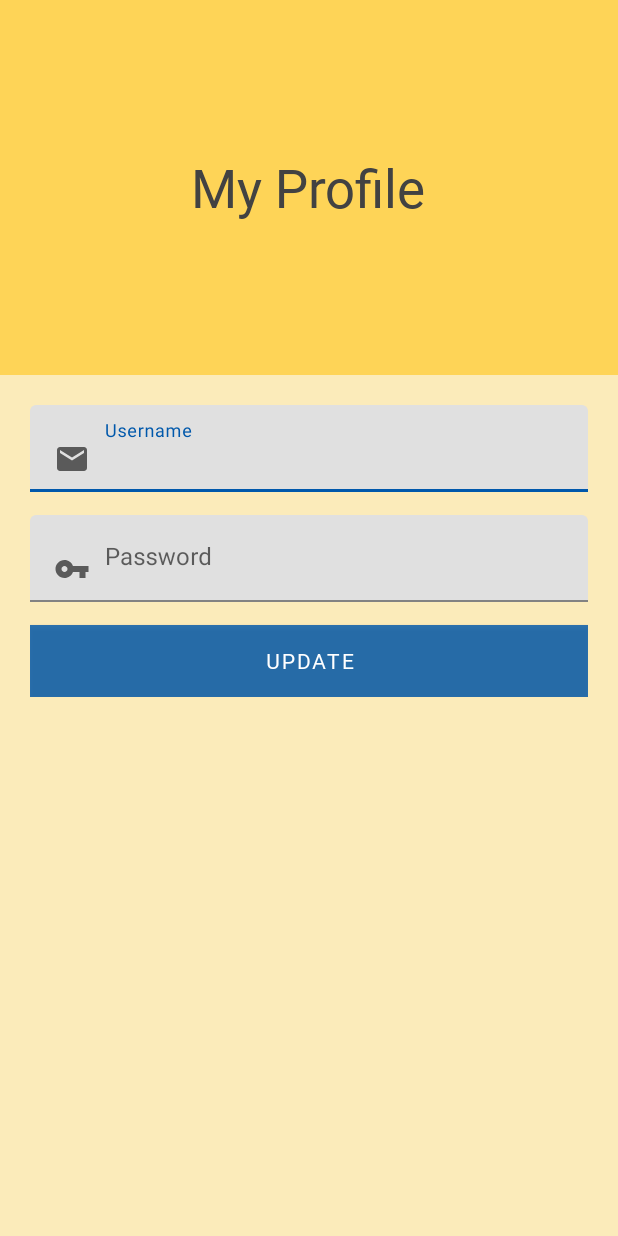
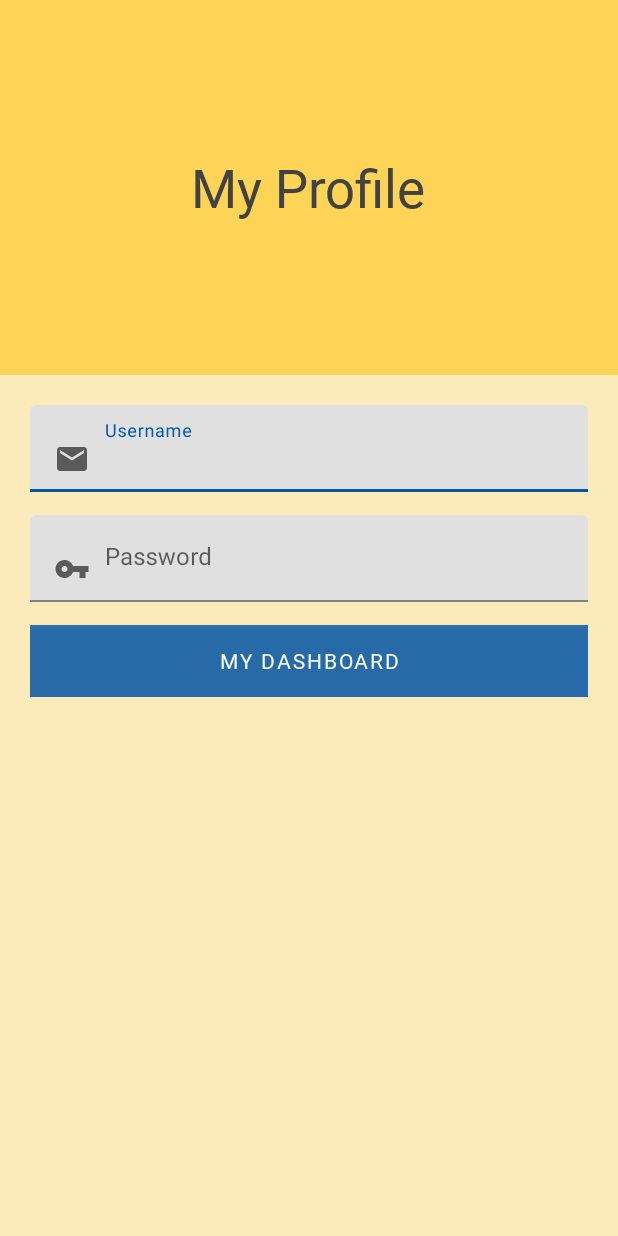
Before and after one commit to vmsaif/reversibleLearning, an Android app: the ProfileActivity screen opened directly, with no data from a screen before it, on a phone screen of 412 x 824 dp. Run offline under Robolectric (Android 15) with nearby library versions, the light colour scheme and no system bars.

Commit message:
replaced update button with my dashboard button on profile page

```diff
--- a/app/src/main/java/presentation/ProfileActivity.java
+++ b/app/src/main/java/presentation/ProfileActivity.java
@@ -23,11 +23,13 @@ import objects.User;
 public class ProfileActivity extends AppCompatActivity {
 
     TextInputLayout userName, password;
-    MaterialButton updateButton;
+    MaterialButton dashboardButton;
     User loggedInUser;
     Account account;
-    String message;
+    String message1, message2;
 
+    String userNameFromDB;
+    String passwordFromDB;
     @Override
     protected void onCreate(Bundle savedInstanceState) {
         super.onCreate(savedInstanceState);
@@ -35,39 +37,50 @@ public class ProfileActivity extends AppCompatActivity {
 
         userName = findViewById(R.id.profileUserNameField);
         password = findViewById(R.id.profilePasswordField);
-        updateButton = findViewById(R.id.profileUpdateButton);
+        dashboardButton = findViewById(R.id.profileUpdateButton);
 
         loggedInUser = LoggedUser.getLoggedUser();
 
         showAllData();
 
-        account = new Account();
-        updateButton.setOnClickListener(new View.OnClickListener() {
-            @Override
-            public void onClick(View view) {
-                    message = AccountValidator.validatePassword(password.toString());
-                    message = AccountValidator.validateUserName(userName.toString());
+//        account = new Account();
 
-                    if(message == null) {
-                        if (account.changeUser(new User(userName.toString(), password.toString()))) {
-                            Toast.makeText(getApplicationContext(), "Your information has been changed.", Toast.LENGTH_SHORT).show();
-                            Intent intent = new Intent(getApplicationContext(), OptionsActivity.class);
-                            startActivity(intent);
-                        } else {
-                            Toast.makeText(getApplicationContext(), "Please login to change your information", Toast.LENGTH_SHORT).show();
-                            Intent intent = new Intent(getApplicationContext(), LoginActivity.class);
-                            startActivity(intent);
-                        }
-                    } else Toast.makeText(getApplicationContext(), message, Toast.LENGTH_SHORT).show();
-                }
-        });
     }
+
+
+//        updateButton.setOnClickListener(new View.OnClickListener() {
+//            @Override
+//            public void onClick(View view) {
+//
+//                    message1 = AccountValidator.validateUserName(userName.toString());
+//                    message2 = AccountValidator.validatePassword(password.toString());
+//
+//                    if(message1 != null && message2 != null) {
+//                        User newUser = new User(userName.toString(), password.toString());
+//
+//                        if (account.changeUser(newUser)) {
+//                            loggedInUser = LoggedUser.getLoggedUser();
+//                            Toast.makeText(getApplicationContext(), "Your information has been changed.", Toast.LENGTH_SHORT).show();
+//                            Intent intent = new Intent(getApplicationContext(), ProfileActivity.class);
+//                            startActivity(intent);
+//
+//                        } else {
+//                            Toast.makeText(getApplicationContext(), "Please login to change your information", Toast.LENGTH_SHORT).show();
+//                            Intent intent = new Intent(getApplicationContext(), LoginActivity.class);
+//                            startActivity(intent);
+//                        }
+//                    } else {
+//                        Toast.makeText(getApplicationContext(), message1, Toast.LENGTH_SHORT).show();
+//                    }
+//                }
+//        });
+//    }
 
     private void showAllData() {
 
         if(loggedInUser != null){
-            String userNameFromDB = loggedInUser.getUserName();
-            String passwordFromDB = loggedInUser.getPassword();
+            userNameFromDB = loggedInUser.getUserName();
+            passwordFromDB = loggedInUser.getPassword();
 
             userName.getEditText().setText(userNameFromDB);
             password.getEditText().setText(passwordFromDB);
@@ -76,5 +89,10 @@ public class ProfileActivity extends AppCompatActivity {
 
     }
 
+    public void openOptionsActivity(View view){
+        Intent intent_options = new Intent(this, OptionsActivity.class);
+        startActivity(intent_options);
+    }//openOptionsActivity
+
 
 }
--- a/app/src/main/res/layout/activity_profile.xml
+++ b/app/src/main/res/layout/activity_profile.xml
@@ -6,7 +6,7 @@
     android:layout_height="match_parent"
     android:background="@color/yollowish"
     android:orientation="vertical"
-    tools:context="presentation.ProfileCreationView">
+    tools:context="presentation.ProfileActivity">
 
     <RelativeLayout
         android:layout_width="match_parent"
@@ -197,12 +197,13 @@
 
         <!--        update button-->
         <com.google.android.material.button.MaterialButton
+            android:onClick="openOptionsActivity"
             android:id="@+id/profileUpdateButton"
             android:layout_width="match_parent"
             android:layout_height="wrap_content"
             android:background="@color/yollowishButtonColor"
             android:fontFamily="@font/baloo"
-            android:text="UPDATE"
+            android:text="@string/gotoDashboard"
             android:textColor="@color/white"/>
 
     </LinearLayout>
--- a/app/src/main/res/values/strings.xml
+++ b/app/src/main/res/values/strings.xml
@@ -43,6 +43,7 @@
     <string name="next_button">Next Button</string>
     <string name="previous_button">Previous Button</string>
     <string name="my_cards">My Cards</string>
+    <string name="gotoDashboard">My Dashboard</string>
 
 
 </resources>
```
